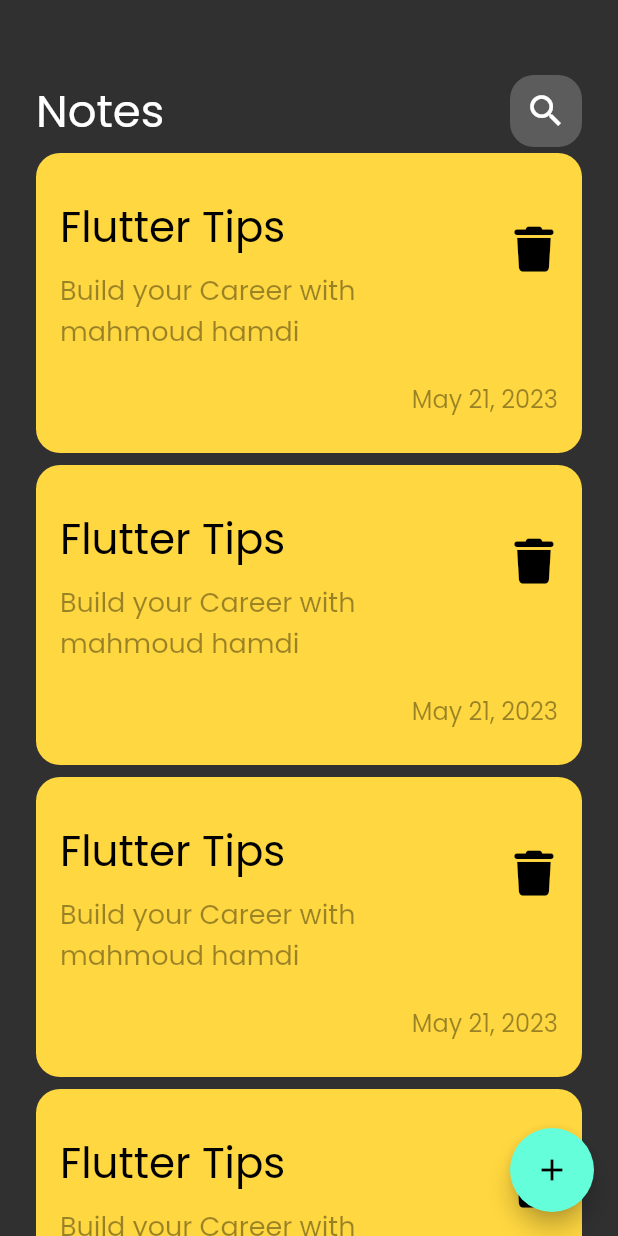
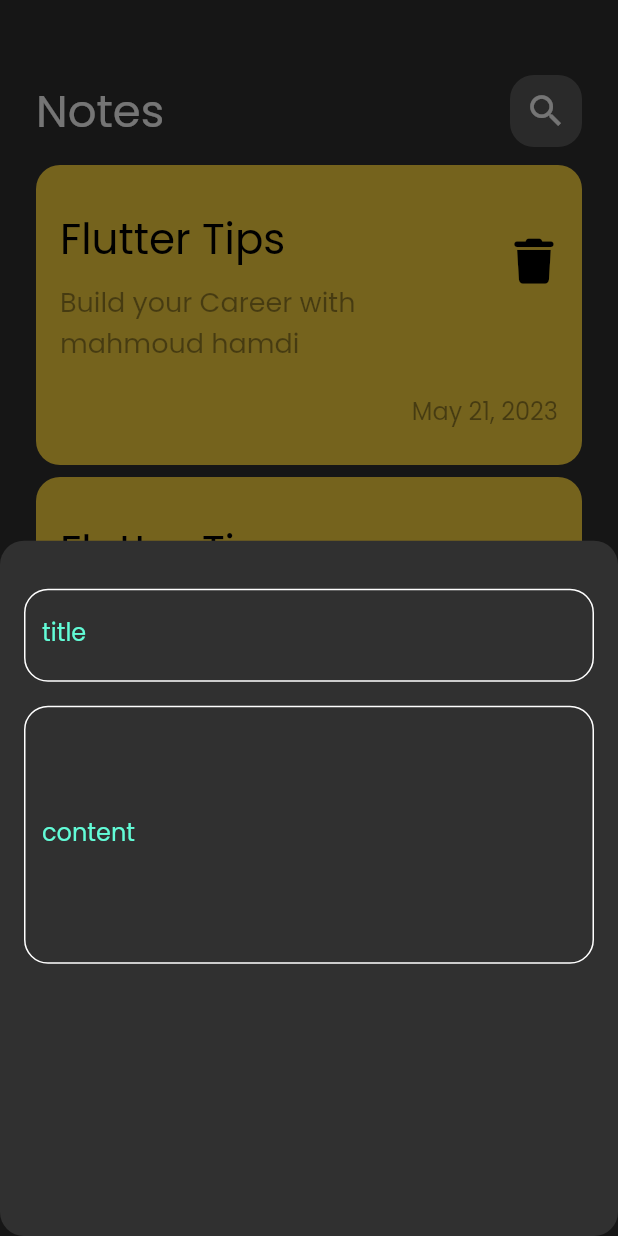
Before and after one commit to mahmoodhamdi/note_app, a Flutter app: the screen it shows after launch, after a tap on the "add" icon, on a phone screen of 412 x 824 dp. Run offline on Flutter 3.47's test engine with Material 2 defaults, Android fonts, the phone set to English and light mode, and no system bars; our stand-ins replace font_awesome_flutter.

Commit message:
create customtextfield impelement it and use it

```diff
--- /dev/null
+++ b/lib/constants/colors.dart
@@ -0,0 +1,5 @@
+import 'package:flutter/material.dart';
+
+class Colorss {
+  static const Color kPrimaryColor = Color(0xff62FCD7);
+}
--- a/lib/views/notes_view.dart
+++ b/lib/views/notes_view.dart
@@ -1,4 +1,5 @@
 import 'package:flutter/material.dart';
+import 'package:note_app/widgets/add-note_bottom_sheet.dart';
 import 'package:note_app/widgets/notes_view_widget.dart';
 
 class NotesView extends StatelessWidget {
@@ -9,7 +10,19 @@ class NotesView extends StatelessWidget {
     return Scaffold(
       floatingActionButton: FloatingActionButton(
         child: const Icon(Icons.add),
-        onPressed: () {},
+        onPressed: () {
+          showModalBottomSheet(
+            shape: const RoundedRectangleBorder(
+              borderRadius: BorderRadius.all(
+                Radius.circular(16),
+              ),
+            ),
+            context: context,
+            builder: (context) {
+              return const AddNoteBottomSheet();
+            },
+          );
+        },
       ),
       body: const NotesViewWidget(),
     );
--- /dev/null
+++ b/lib/widgets/add-note_bottom_sheet.dart
@@ -0,0 +1,30 @@
+import 'package:flutter/material.dart';
+import 'package:note_app/widgets/custom_text_field.dart';
+
+class AddNoteBottomSheet extends StatelessWidget {
+  const AddNoteBottomSheet({super.key});
+
+  @override
+  Widget build(BuildContext context) {
+    return const Padding(
+      padding: EdgeInsets.symmetric(horizontal: 16.0),
+      child: Column(
+        children: [
+          SizedBox(
+            height: 32,
+          ),
+          CustomTextField(
+            label: "title",
+          ),
+          SizedBox(
+            height: 16,
+          ),
+          CustomTextField(
+            label: "content",
+            maxLines: 6,
+          ),
+        ],
+      ),
+    );
+  }
+}
--- /dev/null
+++ b/lib/widgets/custom_text_field.dart
@@ -0,0 +1,31 @@
+import 'package:flutter/material.dart';
+import 'package:note_app/constants/colors.dart';
+
+class CustomTextField extends StatelessWidget {
+  const CustomTextField({super.key, required this.label, this.maxLines = 1});
+  final String label;
+  final int maxLines;
+  @override
+  Widget build(BuildContext context) {
+    return TextField(
+      maxLines: maxLines,
+      cursorColor: Colorss.kPrimaryColor,
+      decoration: InputDecoration(
+        label: Text(label),
+        labelStyle: const TextStyle(color: Colorss.kPrimaryColor),
+        border: const OutlineInputBorder(
+            borderSide: BorderSide(color: Colors.white),
+            borderRadius: BorderRadius.all(Radius.circular(16))),
+        focusedBorder: const OutlineInputBorder(
+            borderSide: BorderSide(color: Colorss.kPrimaryColor),
+            borderRadius: BorderRadius.all(Radius.circular(16))),
+        enabledBorder: const OutlineInputBorder(
+            borderSide: BorderSide(color: Colors.white),
+            borderRadius: BorderRadius.all(Radius.circular(16))),
+        disabledBorder: const OutlineInputBorder(
+            borderSide: BorderSide(color: Colors.white),
+            borderRadius: BorderRadius.all(Radius.circular(16))),
+      ),
+    );
+  }
+}
--- a/lib/widgets/notes_list_view.dart
+++ b/lib/widgets/notes_list_view.dart
@@ -7,7 +7,10 @@ class NotesListView extends StatelessWidget {
   @override
   Widget build(BuildContext context) {
     return Expanded(
+      child: Padding(
+        padding: const EdgeInsets.symmetric(vertical: 8.0),
         child: ListView.builder(
+          padding: EdgeInsets.zero,
           physics: const BouncingScrollPhysics(),
           itemBuilder: (context, index) {
             return const Padding(
@@ -16,6 +19,7 @@ class NotesListView extends StatelessWidget {
             );
           },
         ),
+      ),
     );
   }
 }
--- a/lib/widgets/notes_view_widget.dart
+++ b/lib/widgets/notes_view_widget.dart
@@ -15,7 +15,6 @@ class NotesViewWidget extends StatelessWidget {
             height: 50,
           ),
           AppBarWidget(),
-
           NotesListView()
         ],
       ),
--- a/pubspec.yaml
+++ b/pubspec.yaml
@@ -31,7 +31,9 @@ dependencies:
   cupertino_icons: ^1.0.2
   flutter:
     sdk: flutter
+  flutter_bloc: ^8.1.3
   font_awesome_flutter: ^10.6.0
+  hive: ^2.2.3
 
 dev_dependencies:
 
```
Also changed, not shown: pubspec.lock. Lines whose indentation alone changed are shown as unchanged.
